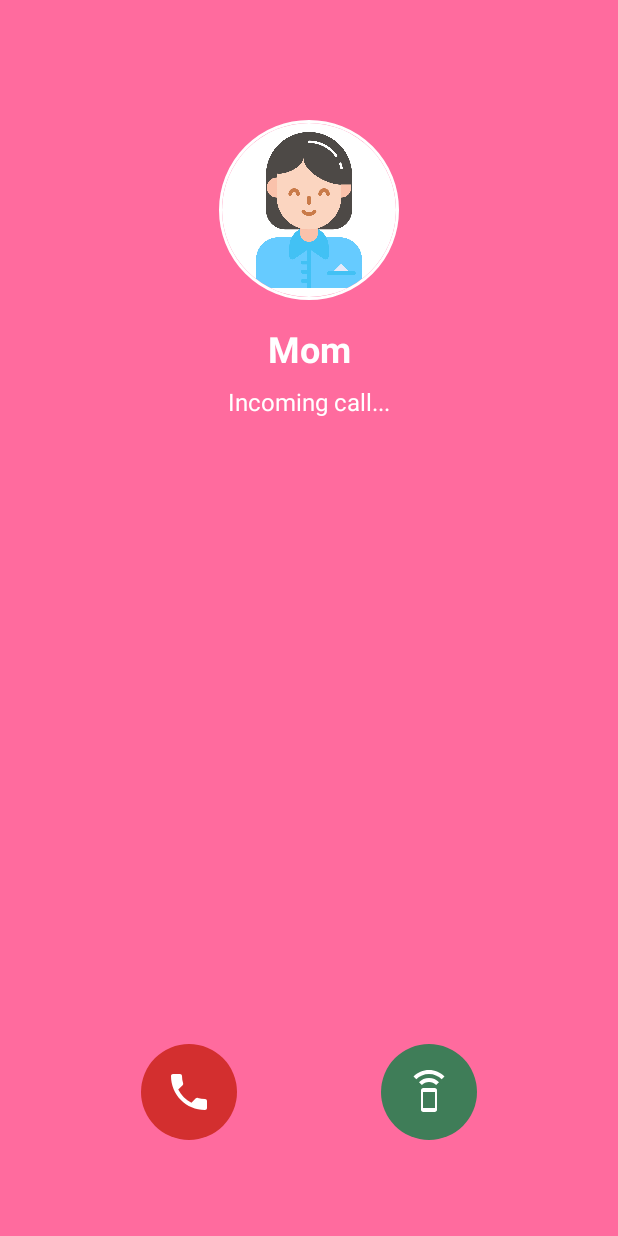
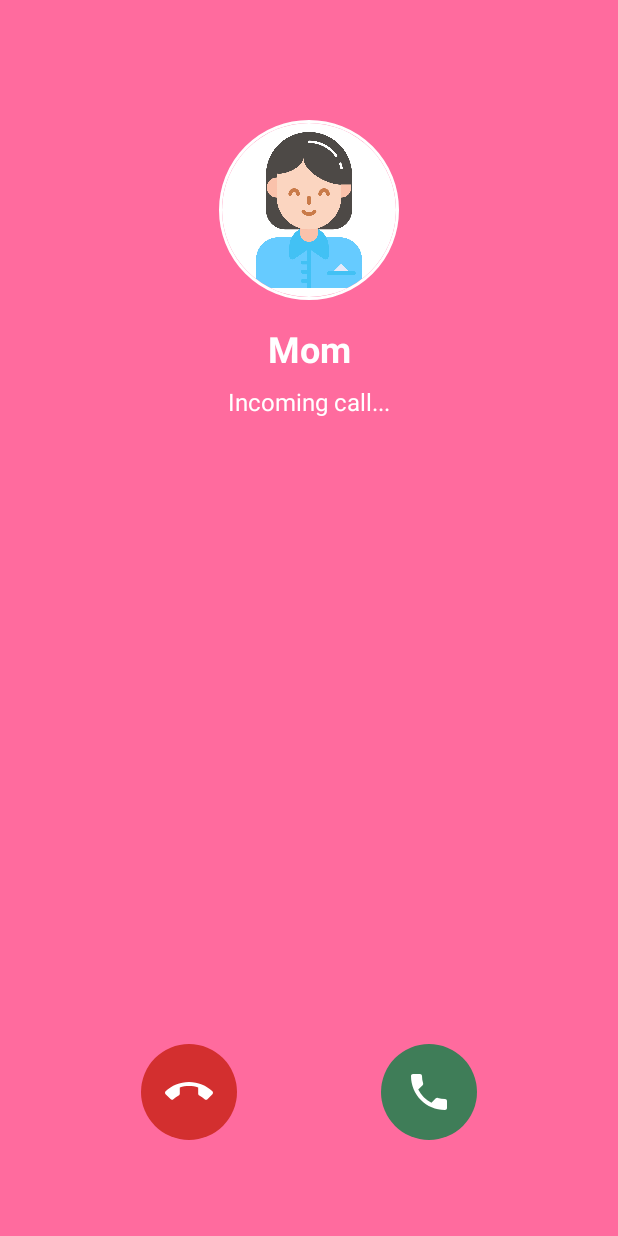
Before and after one commit to ashish070patel/EmpowHer, an Android app: the FakeCallActivity screen opened directly, with no data from a screen before it, on a phone screen of 412 x 824 dp. Run offline under Robolectric (Android 15) with nearby library versions, the light colour scheme and no system bars; our stand-ins replace CircleImageView.

Commit message:
button update

```diff
--- a/app/src/main/res/layout/activity_fake_call.xml
+++ b/app/src/main/res/layout/activity_fake_call.xml
@@ -61,7 +61,7 @@
             android:layout_marginEnd="48dp"
             android:background="@drawable/rounded_button_red"
             android:padding="16dp"
-            android:src="@drawable/baseline_local_phone_24" />
+            android:src="@drawable/baseline_call_end_24" />
 
         <ImageView
             android:id="@+id/ivAccept"
@@ -70,7 +70,7 @@
             android:layout_marginStart="48dp"
             android:background="@drawable/rounded_button_grey"
             android:padding="16dp"
-            android:src="@drawable/baseline_speaker_phone_24" />
+            android:src="@drawable/baseline_local_phone_24" />
 
     </LinearLayout>
 
```
